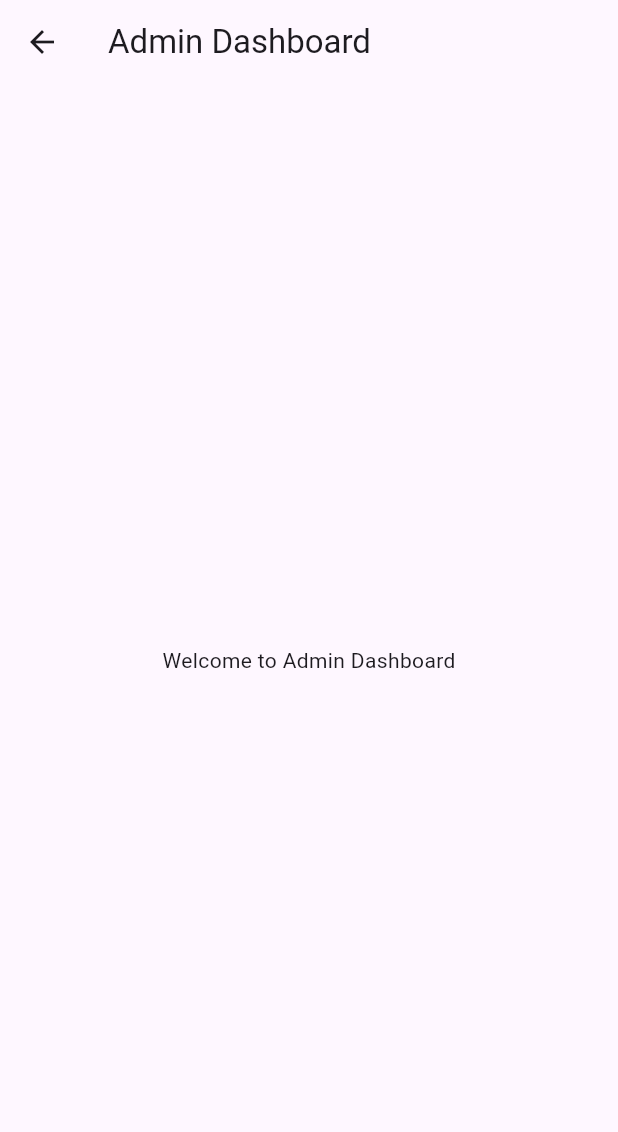
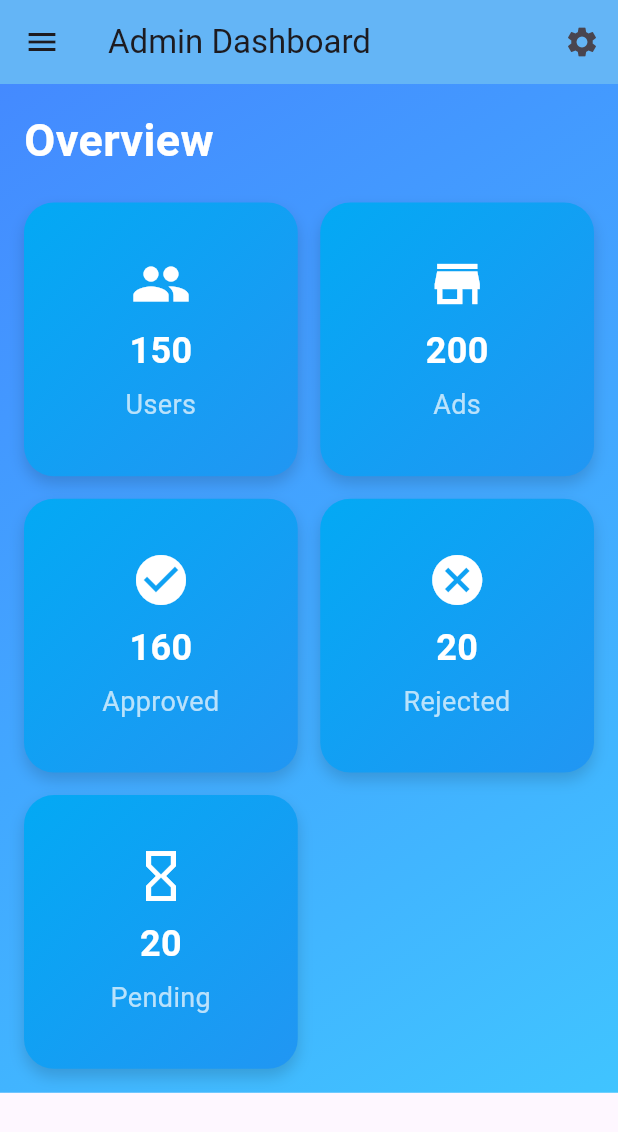
Before and after one commit to Ahad-Khan9076/tech_hunt, a Flutter app: the AdminScreen screen opened by its route, on a phone screen of 412 x 824 dp. Shown: the top 1132 px of the screen. Run offline on Flutter 3.47's test engine with Material 3 defaults, Android fonts, the phone set to English and light mode, and no system bars; our stand-ins replace cloud_firestore, firebase_auth, firebase_core, flutter_staggered_animations, get; accounts and stored records are empty.

Commit message:
added UserListScreen and make UI Better

```diff
--- a/lib/screens/admin_screen.dart
+++ b/lib/screens/admin_screen.dart
@@ -1,11 +1,197 @@
 import 'package:flutter/material.dart';
+import 'package:flutter_staggered_animations/flutter_staggered_animations.dart';
+import 'package:get/get.dart';
 
 class AdminScreen extends StatelessWidget {
+  AdminScreen({super.key});
+
   @override
   Widget build(BuildContext context) {
     return Scaffold(
-      appBar: AppBar(title: Text('Admin Dashboard')),
-      body: Center(child: Text('Welcome to Admin Dashboard')),
+      appBar: AppBar(
+        title: const Text('Admin Dashboard'),
+        backgroundColor: Colors.blue.shade300,
+        elevation: 0,
+        actions: [
+          IconButton(
+            icon: const Icon(Icons.settings),
+            onPressed: () {
+              // Navigate to settings page (implement as needed)
+              Get.to(() => SettingsPage());
+            },
+          ),
+        ],
+        leading: IconButton(
+          icon: const Icon(Icons.menu),
+          onPressed: () {
+            Scaffold.of(context).openDrawer(); // Opens the drawer
+          },
+        ),
+      ),
+      drawer: Drawer(
+        child: ListView(
+          padding: EdgeInsets.zero,
+          children: <Widget>[
+            DrawerHeader(
+              decoration: BoxDecoration(
+                color: Colors.blue.shade300,
+              ),
+              child: const Text(
+                'Admin Menu',
+                style: TextStyle(
+                  color: Colors.white,
+                  fontSize: 24,
+                ),
+              ),
+            ),
+            ListTile(
+              leading: const Icon(Icons.home),
+              title: const Text('Home'),
+              onTap: () {
+                // Implement navigation to home
+                Get.back(); // Close the drawer
+              },
+            ),
+            ListTile(
+              leading: const Icon(Icons.analytics),
+              title: const Text('Analytics'),
+              onTap: () {
+                // Implement navigation to analytics
+                Get.back(); // Close the drawer
+              },
+            ),
+            // Add more list tiles for other menu options
+          ],
+        ),
+      ),
+      body: Container(
+        decoration: const BoxDecoration(
+          gradient: LinearGradient(
+            colors: [Colors.blueAccent, Colors.lightBlueAccent],
+            begin: Alignment.topLeft,
+            end: Alignment.bottomRight,
+          ),
+        ),
+        child: Padding(
+          padding: const EdgeInsets.all(16.0),
+          child: SingleChildScrollView(
+            child: Column(
+              crossAxisAlignment: CrossAxisAlignment.start,
+              children: [
+                const Text(
+                  'Overview',
+                  style: TextStyle(
+                    fontSize: 30,
+                    fontWeight: FontWeight.bold,
+                    color: Colors.white,
+                  ),
+                ),
+                const SizedBox(height: 20),
+                AnimationLimiter(
+                  child: GridView.count(
+                    shrinkWrap: true,
+                    crossAxisCount: _getCrossAxisCount(context),
+                    crossAxisSpacing: 15,
+                    mainAxisSpacing: 15,
+                    children: AnimationConfiguration.toStaggeredList(
+                      duration: const Duration(milliseconds: 500),
+                      childAnimationBuilder: (widget) => ScaleAnimation(
+                        child: FadeInAnimation(
+                          child: widget,
+                        ),
+                      ),
+                      children: [
+                        buildStatCard('Users', '150', Icons.people),
+                        buildStatCard('Ads', '200', Icons.store),
+                        buildStatCard('Approved', '160', Icons.check_circle),
+                        buildStatCard('Rejected', '20', Icons.cancel),
+                        buildStatCard('Pending', '20', Icons.hourglass_empty),
+                      ],
+                    ),
+                  ),
+                ),
+              ],
+            ),
+          ),
+        ),
+      ),
+    );
+  }
+
+  Widget buildStatCard(String title, String count, IconData icon) {
+    return AnimatedContainer(
+      duration: const Duration(milliseconds: 300),
+      curve: Curves.easeInOut,
+      decoration: BoxDecoration(
+        borderRadius: BorderRadius.circular(20),
+        gradient: const LinearGradient(
+          colors: [Colors.lightBlue, Colors.blue],
+          begin: Alignment.topLeft,
+          end: Alignment.bottomRight,
+        ),
+        boxShadow: [
+          BoxShadow(
+            color: Colors.black.withOpacity(0.15),
+            blurRadius: 8,
+            offset: const Offset(0, 5),
+          ),
+        ],
+      ),
+      child: Padding(
+        padding: const EdgeInsets.all(16.0),
+        child: Column(
+          mainAxisAlignment: MainAxisAlignment.center,
+          children: [
+            Icon(icon, size: 40, color: Colors.white),
+            const SizedBox(height: 8),
+            Text(
+              count,
+              style: const TextStyle(
+                fontSize: 24,
+                fontWeight: FontWeight.bold,
+                color: Colors.white,
+              ),
+            ),
+            const SizedBox(height: 6),
+            Text(
+              title,
+              style: const TextStyle(
+                fontSize: 18,
+                color: Colors.white70,
+              ),
+              textAlign: TextAlign.center,
+            ),
+          ],
+        ),
+      ),
+    );
+  }
+
+  int _getCrossAxisCount(BuildContext context) {
+    if (MediaQuery.of(context).size.width > 1200) {
+      return 4;
+    } else if (MediaQuery.of(context).size.width > 800) {
+      return 3;
+    } else {
+      return 2;
+    }
+  }
+}
+
+class SettingsPage extends StatelessWidget {
+  @override
+  Widget build(BuildContext context) {
+    return Scaffold(
+      appBar: AppBar(
+        title: const Text('Settings'),
+        backgroundColor: Colors.blue.shade300,
+      ),
+      body: Center(
+        child: const Text(
+          'Settings Page',
+          style: TextStyle(fontSize: 24),
+        ),
+      ),
     );
   }
 }
--- a/pubspec.yaml
+++ b/pubspec.yaml
@@ -39,6 +39,7 @@ dependencies:
   firebase_auth: ^5.3.1
   firebase_core: ^3.6.0
   cloud_firestore: ^5.4.3
+  flutter_staggered_animations: ^1.0.0+5
 
 dev_dependencies:
   flutter_test:
```
Also changed, not shown: lib/screens/login_screen.dart (+23 -21 lines), lib/screens/users_list_screen.dart (added, +60 -0 lines), pubspec.lock.
